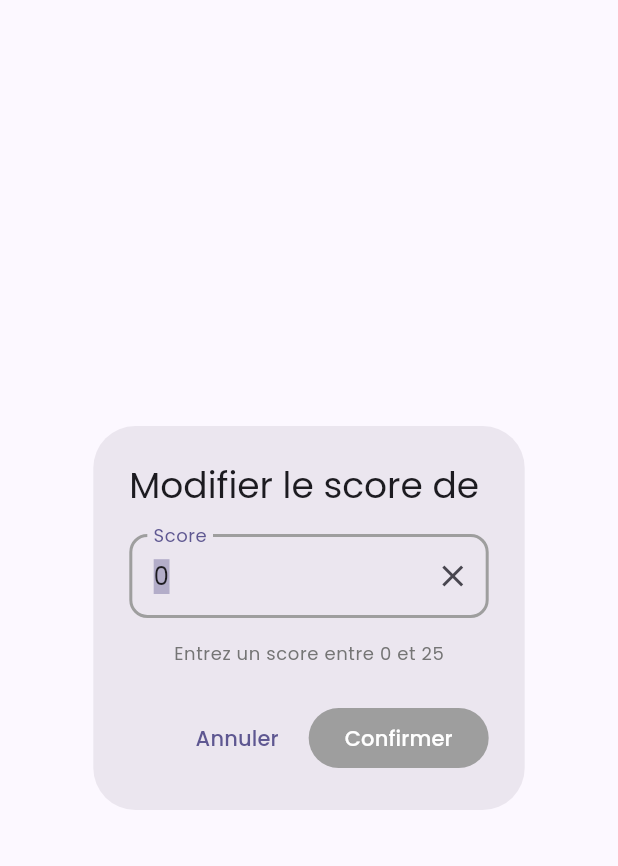
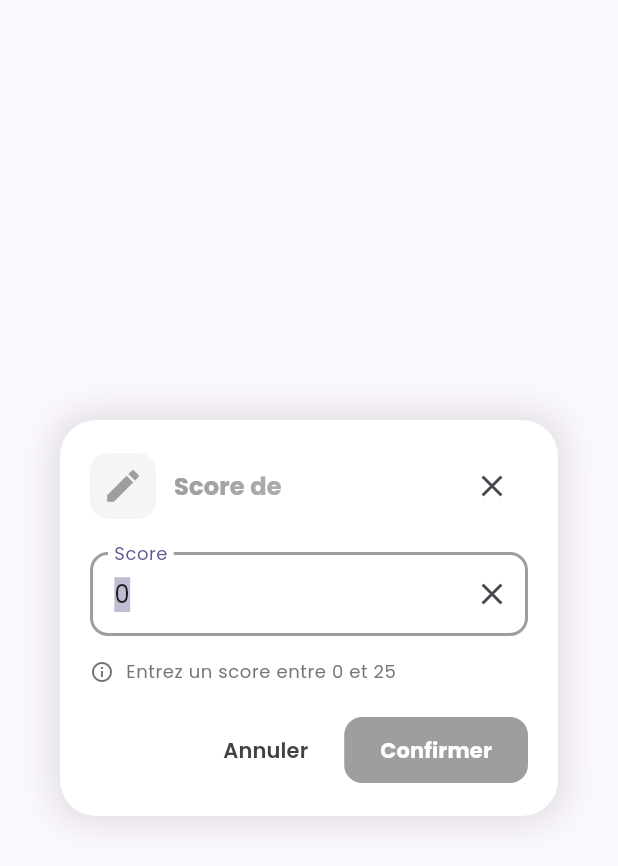
Before and after one commit to Jbijjer/lorcana_lore_counter, a Flutter app: the ScoreEditDialog widget shown alone on an empty page, opened directly with empty values, on a phone screen of 412 x 824 dp. Shown: the top 866 px of the screen. Run offline on Flutter 3.47's test engine with Material 3 defaults, Android fonts, the phone set to English and light mode, and no system bars; our stand-ins replace flutter_riverpod, flutter_svg, freezed_annotation, google_fonts, hive, hive_flutter and 1 more; accounts and stored records are empty; generated files the repository leaves out were written again; statements that could not run were skipped.

Commit message:
✨ Amélioration du style du dialogue de modification de score
Refonte complète du dialogue de modification de score pour le rendre cohérent avec le reste de l'application :

- Remplacement d'AlertDialog par Dialog personnalisé avec fond transparent
- Ajout d'un en-tête stylisé avec icône et effet de gradient
- Amélioration des animations (fade, scale, rotation avec courbes élastiques)
- BorderRadius de 24 et BoxShadow colorée pour l'harmonie visuelle
- Bouton de fermeture intégré dans l'en-tête
- Icône d'information pour le texte d'aide
- Boutons d'action mieux stylisés et alignés

```diff
--- a/lib/features/game/presentation/widgets/score_edit_dialog.dart
+++ b/lib/features/game/presentation/widgets/score_edit_dialog.dart
@@ -25,6 +25,8 @@ class _ScoreEditDialogState extends State<ScoreEditDialog>
   late TextEditingController _controller;
   late AnimationController _animationController;
   late Animation<double> _scaleAnimation;
+  late Animation<double> _rotationAnimation;
+  late Animation<double> _fadeAnimation;
   String? _errorText;
 
   @override
@@ -35,12 +37,25 @@ class _ScoreEditDialogState extends State<ScoreEditDialog>
     // Animation de transition
     _animationController = AnimationController(
       vsync: this,
-      duration: const Duration(milliseconds: 300),
+      duration: const Duration(milliseconds: 600),
     );
 
     _scaleAnimation = CurvedAnimation(
       parent: _animationController,
+      curve: Curves.elasticOut,
+    );
+
+    _rotationAnimation = Tween<double>(
+      begin: -0.1,
+      end: 0.0,
+    ).animate(CurvedAnimation(
+      parent: _animationController,
       curve: Curves.easeOutBack,
+    ));
+
+    _fadeAnimation = CurvedAnimation(
+      parent: _animationController,
+      curve: Curves.easeIn,
     );
 
     _animationController.forward();
@@ -94,13 +109,83 @@ class _ScoreEditDialogState extends State<ScoreEditDialog>
 
   @override
   Widget build(BuildContext context) {
-    return ScaleTransition(
+    return FadeTransition(
+      opacity: _fadeAnimation,
+      child: ScaleTransition(
         scale: _scaleAnimation,
-      child: AlertDialog(
-        title: Text('Modifier le score de ${widget.playerName}'),
-        content: Column(
+        child: RotationTransition(
+          turns: _rotationAnimation,
+          child: Dialog(
+            backgroundColor: Colors.transparent,
+            child: Container(
+              constraints: const BoxConstraints(maxWidth: 400),
+              decoration: BoxDecoration(
+                color: Colors.white,
+                borderRadius: BorderRadius.circular(24),
+                boxShadow: [
+                  BoxShadow(
+                    color: widget.playerColor.withValues(alpha: 0.3),
+                    blurRadius: 20,
+                    spreadRadius: 5,
+                  ),
+                ],
+              ),
+              padding: const EdgeInsets.all(20),
+              child: Column(
                 mainAxisSize: MainAxisSize.min,
+                crossAxisAlignment: CrossAxisAlignment.stretch,
                 children: [
+                  // En-tête stylisé
+                  Row(
+                    children: [
+                      Container(
+                        padding: const EdgeInsets.all(8),
+                        decoration: BoxDecoration(
+                          color: widget.playerColor.withValues(alpha: 0.1),
+                          borderRadius: BorderRadius.circular(12),
+                        ),
+                        child: Icon(
+                          Icons.edit,
+                          color: widget.playerColor,
+                          size: 28,
+                        ),
+                      ),
+                      const SizedBox(width: 12),
+                      Expanded(
+                        child: ShaderMask(
+                          shaderCallback: (bounds) {
+                            return LinearGradient(
+                              colors: [
+                                widget.playerColor,
+                                widget.playerColor.withValues(alpha: 0.6),
+                              ],
+                            ).createShader(bounds);
+                          },
+                          child: Text(
+                            'Score de ${widget.playerName}',
+                            style: Theme.of(context)
+                                .textTheme
+                                .titleMedium
+                                ?.copyWith(
+                                  color: Colors.white,
+                                  fontWeight: FontWeight.bold,
+                                ),
+                          ),
+                        ),
+                      ),
+                      IconButton(
+                        icon: const Icon(Icons.close),
+                        onPressed: () {
+                          HapticUtils.light();
+                          Navigator.of(context).pop();
+                        },
+                      ),
+                    ],
+                  ),
+
+                  const SizedBox(height: 20),
+
+                  // TextField pour le score
                   TextField(
                     controller: _controller,
                     autofocus: true,
@@ -141,31 +226,76 @@ class _ScoreEditDialogState extends State<ScoreEditDialog>
                     },
                     onSubmitted: (_) => _validateAndSubmit(),
                   ),
+
                   const SizedBox(height: 16),
-            Text(
+
+                  // Aide
+                  Row(
+                    children: [
+                      Icon(
+                        Icons.info_outline,
+                        size: 16,
+                        color: Colors.grey[600],
+                      ),
+                      const SizedBox(width: 8),
+                      Expanded(
+                        child: Text(
                           'Entrez un score entre ${AppConstants.minScore} et ${AppConstants.maxScore}',
                           style: Theme.of(context).textTheme.bodySmall?.copyWith(
                                 color: Colors.grey[600],
+                                fontSize: 12,
+                              ),
                         ),
                       ),
                     ],
                   ),
-        actions: [
+
+                  const SizedBox(height: 20),
+
+                  // Boutons d'action
+                  Row(
+                    mainAxisAlignment: MainAxisAlignment.end,
+                    children: [
                       TextButton(
                         onPressed: () {
                           HapticUtils.light();
                           Navigator.of(context).pop();
                         },
-            child: const Text('Annuler'),
+                        child: Text(
+                          'Annuler',
+                          style: TextStyle(
+                            color: Colors.grey[800],
+                            fontWeight: FontWeight.w600,
                           ),
+                        ),
+                      ),
+                      const SizedBox(width: 12),
                       FilledButton(
                         onPressed: _validateAndSubmit,
                         style: FilledButton.styleFrom(
                           backgroundColor: widget.playerColor,
+                          padding: const EdgeInsets.symmetric(
+                            horizontal: 24,
+                            vertical: 12,
                           ),
-            child: const Text('Confirmer'),
+                          shape: RoundedRectangleBorder(
+                            borderRadius: BorderRadius.circular(12),
+                          ),
+                        ),
+                        child: const Text(
+                          'Confirmer',
+                          style: TextStyle(
+                            fontWeight: FontWeight.bold,
+                          ),
+                        ),
                       ),
                     ],
+                  ),
+                ],
+              ),
+            ),
+          ),
+        ),
       ),
     );
   }
```
Lines whose indentation alone changed are shown as unchanged.
